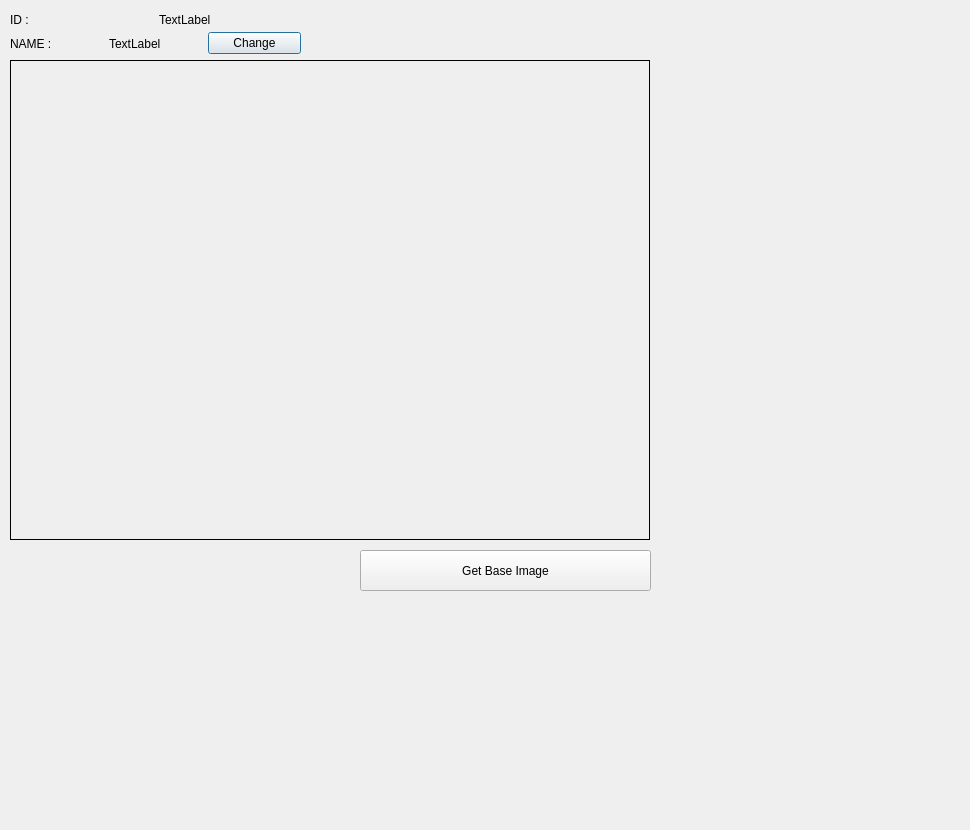
Above: ui/dialogsettooloffsetdistance.ui from rendezvue/ViNet before the change. Below: the same form after it.
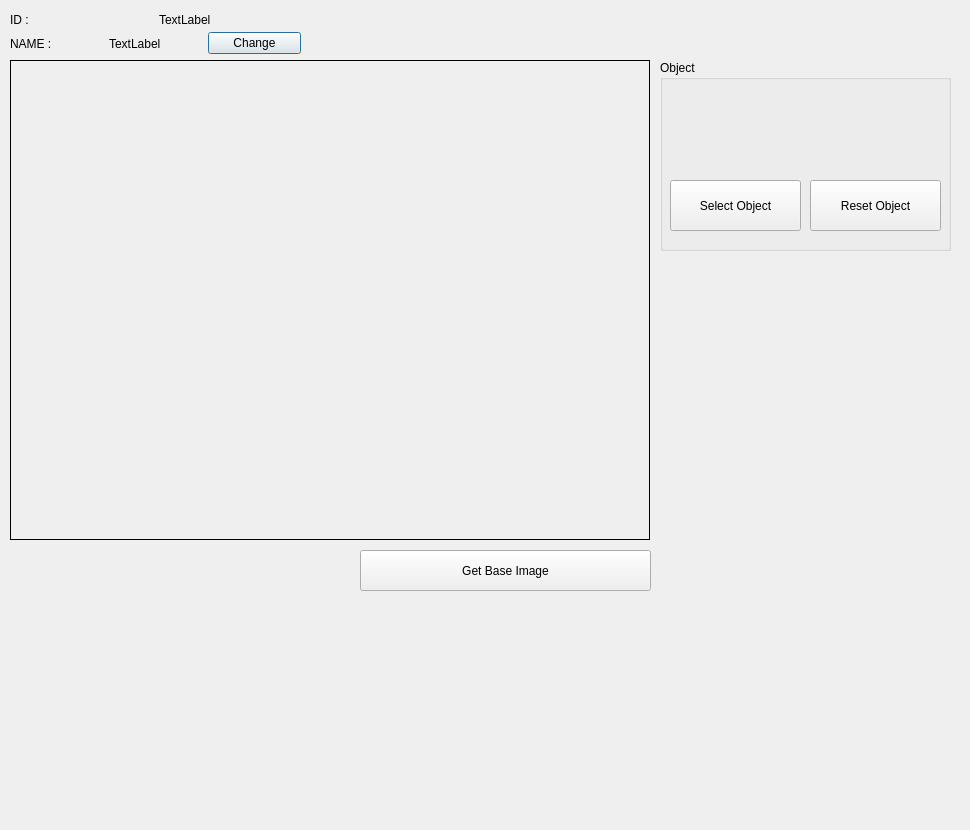
That is the form after the change.

```diff
--- a/ui/dialogsettooloffsetdistance.ui
+++ b/ui/dialogsettooloffsetdistance.ui
@@ -123,6 +123,45 @@
     <string>Get Base Image</string>
    </property>
   </widget>
+  <widget class="QGroupBox" name="groupBox_5">
+   <property name="geometry">
+    <rect>
+     <x>660</x>
+     <y>60</y>
+     <width>291</width>
+     <height>191</height>
+    </rect>
+   </property>
+   <property name="title">
+    <string>Object</string>
+   </property>
+   <widget class="QPushButton" name="pushButton_select_object">
+    <property name="geometry">
+     <rect>
+      <x>10</x>
+      <y>120</y>
+      <width>131</width>
+      <height>51</height>
+     </rect>
+    </property>
+    <property name="text">
+     <string>Select Object</string>
+    </property>
+   </widget>
+   <widget class="QPushButton" name="pushButton_reset_object">
+    <property name="geometry">
+     <rect>
+      <x>150</x>
+      <y>120</y>
+      <width>131</width>
+      <height>51</height>
+     </rect>
+    </property>
+    <property name="text">
+     <string>Reset Object</string>
+    </property>
+   </widget>
+  </widget>
  </widget>
  <resources/>
  <connections/>
```
